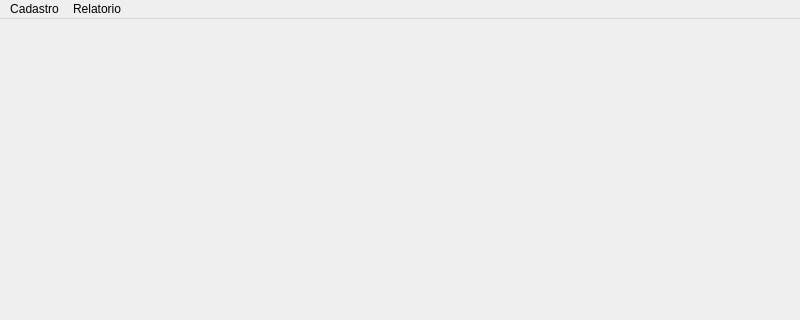
First picture: the form in Geovani/telainicial.ui, repository UnPComp2013/Grupo5, before the edit; both pictures show x 0 to 800 and y 0 to 320 of the 800 by 600 pixel window.
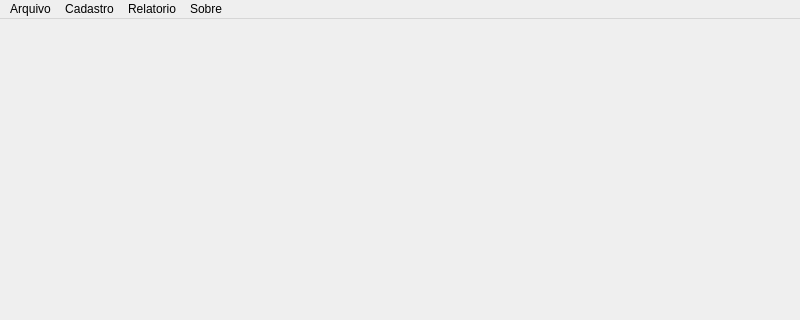
Second picture: the form after the edit.

```diff
--- a/Geovani/telainicial.ui
+++ b/Geovani/telainicial.ui
@@ -25,7 +25,7 @@
    </property>
    <widget class="QMenu" name="menuCadastro">
     <property name="title">
-     <string>Cadastro</string>
+     <string>Arquivo</string>
     </property>
    </widget>
    <widget class="QMenu" name="menuRelatorio">
@@ -33,8 +33,20 @@
      <string>Relatorio</string>
     </property>
    </widget>
+   <widget class="QMenu" name="menuKfuyf">
+    <property name="title">
+     <string>Cadastro</string>
+    </property>
+   </widget>
+   <widget class="QMenu" name="menuSobre">
+    <property name="title">
+     <string>Sobre</string>
+    </property>
+   </widget>
    <addaction name="menuCadastro"/>
+   <addaction name="menuKfuyf"/>
    <addaction name="menuRelatorio"/>
+   <addaction name="menuSobre"/>
   </widget>
   <widget class="QStatusBar" name="statusbar"/>
  </widget>
```
Left out of the diff: 24 changed lines with no effect on the pictures.
